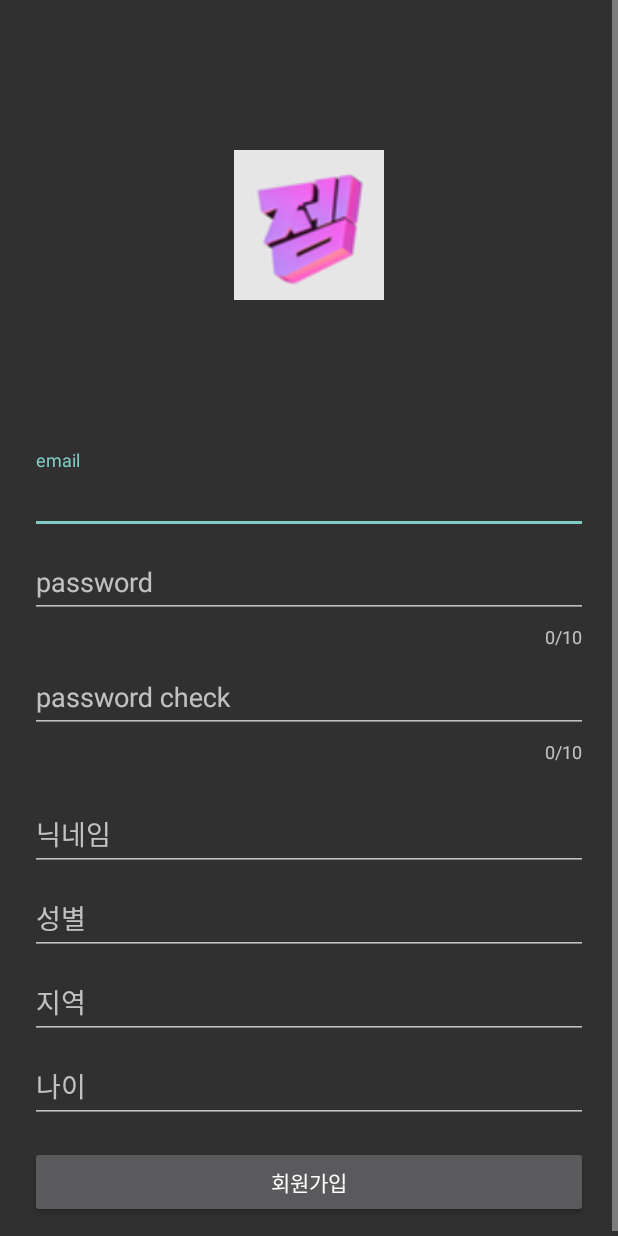
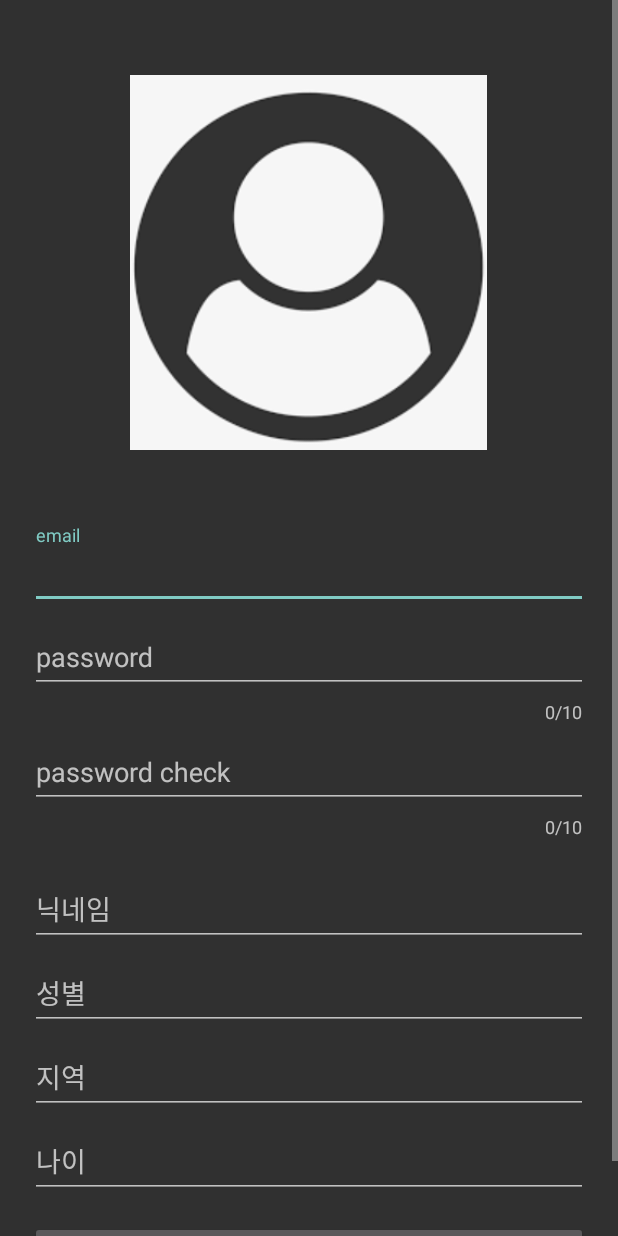
Before and after one commit to sprisao/meteor, an Android app: the layout activity_join.xml on its own in the app's theme, with its tools: preview values and no code run, on a phone screen of 412 x 824 dp. Run offline under Robolectric (Android 15) with nearby library versions, the phone set to English and light mode, and no system bars.

Commit message:
회원 가입시 프로필 이미지 업로드 기능 추가 + 카드에서 프로필 이미지 보여주도록 추가

```diff
--- a/app/src/main/AndroidManifest.xml
+++ b/app/src/main/AndroidManifest.xml
@@ -1,6 +1,8 @@
 <?xml version="1.0" encoding="utf-8"?>
 <manifest xmlns:android="http://schemas.android.com/apk/res/android"
 	package="com.example.tinder_test">
+
+	<uses-permission android:name="android.permission.INTERNET"/>
 
     <application
 	    android:allowBackup="true"
--- a/app/src/main/res/layout/activity_join.xml
+++ b/app/src/main/res/layout/activity_join.xml
@@ -18,10 +18,11 @@
 		android:gravity="center">
 
 		<ImageView
-			android:src="@drawable/ic_launcher"
-			android:layout_marginVertical="100dp"
-			android:layout_width="100dp"
-			android:layout_height="100dp"
+			android:id="@+id/imageArea"
+			android:src="@drawable/user"
+			android:layout_marginVertical="50dp"
+			android:layout_width="250dp"
+			android:layout_height="250dp"
 			android:layout_gravity="center" />
 
 		<com.google.android.material.textfield.TextInputLayout
--- a/app/src/main/res/layout/item_card.xml
+++ b/app/src/main/res/layout/item_card.xml
@@ -35,7 +35,6 @@
 
         <ImageView
 	        android:id="@+id/profileImageArea"
-	        android:src="@drawable/google"
 	        android:layout_width="match_parent"
 	        android:layout_height="450dp" />
 
```
Also changed, not shown: app/build.gradle (+14 -8 lines), app/src/main/java/com/example/tinder_test/auth/JoinActivity.kt (+45 -1 lines), app/src/main/java/com/example/tinder_test/slider/CardStackAdapter.kt (+12 -0 lines), app/src/main/res/drawable/user.png (added).
